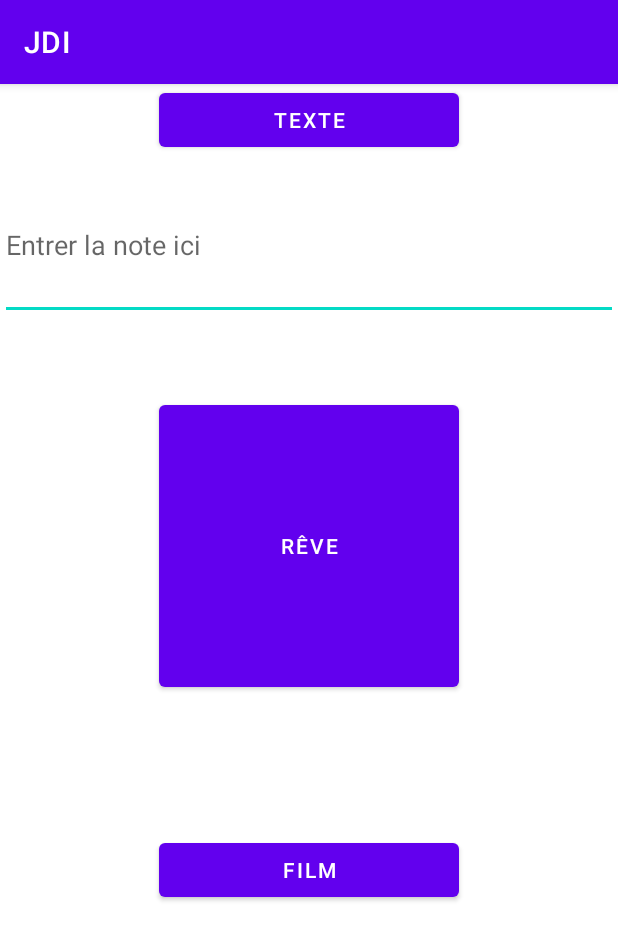
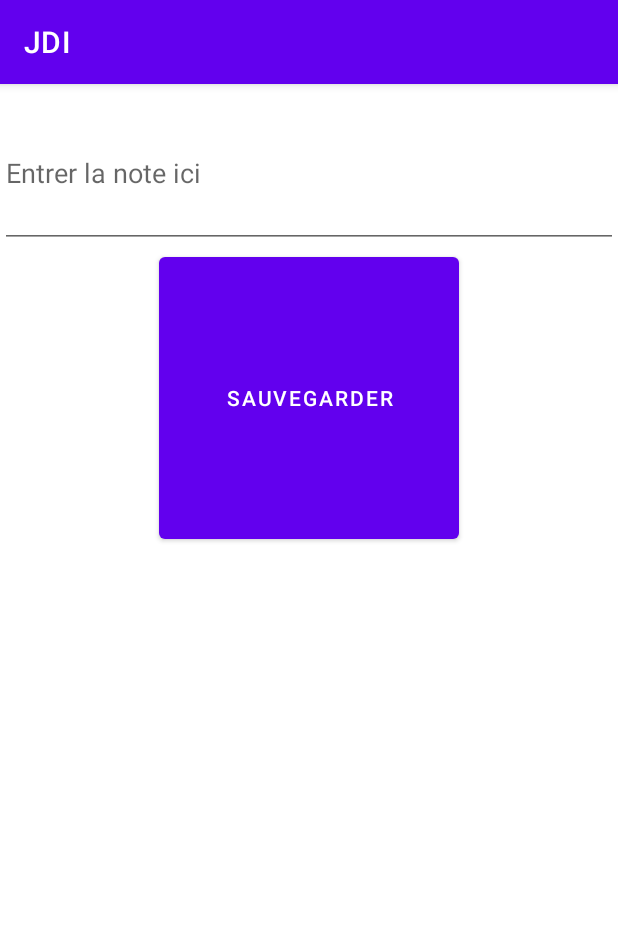
Before and after one commit to Jean-ChristopheGagnon/JDI, an Android app: the fragment SecondFragment shown on its own in the app's theme, after a tap on "TEXTE", on a phone screen of 412 x 824 dp. Shown: the top 940 px of the screen. Run offline under Robolectric (Android 15) with nearby library versions, the phone set to English and light mode, and no system bars; network calls fail.

Commit message:
cliquer sur une categorie nous ammene sur un nouveau fragment, le bouton precedent est fonctionnel, implementation de la categorie predefinie reves

```diff
--- /dev/null
+++ b/app/src/main/java/com/example/jdi/CatTextFragment.kt
@@ -0,0 +1,41 @@
+package com.example.jdi
+
+import android.content.Context
+import android.os.Bundle
+import android.view.LayoutInflater
+import android.view.View
+import android.view.ViewGroup
+import android.widget.Button
+import android.widget.EditText
+import android.widget.TextView
+import androidx.fragment.app.Fragment
+import java.io.File
+
+class CatTextFragment : Fragment() {
+    lateinit var et_text : EditText
+    lateinit var btn_save_cat_text: Button
+
+    override fun onCreateView(inflater: LayoutInflater, container: ViewGroup?, savedInstanceState: Bundle?): View? {
+
+        val view: View = inflater!!.inflate(R.layout.fragment_cat_text, container, false)
+
+
+
+        btn_save_cat_text = view.findViewById(R.id.btn_save_cat_text)
+        btn_save_cat_text.setOnClickListener {
+
+        }
+
+
+
+        return view
+    }
+
+    fun saveUserInput(note: String) {
+        context?.openFileOutput("noteFile.txt", Context.MODE_PRIVATE).use {
+            if (it != null) {
+                it.write(note.toByteArray())
+            }
+        }
+    }
+}
--- /dev/null
+++ b/app/src/main/java/com/example/jdi/CategoriesFragment.kt
@@ -0,0 +1,39 @@
+package com.example.jdi
+
+import android.os.Bundle
+import android.view.LayoutInflater
+import android.view.View
+import android.view.ViewGroup
+import android.widget.Button
+import androidx.fragment.app.Fragment
+
+class CategoriesFragment : Fragment() {
+
+    lateinit var btn_cat_text : Button
+    lateinit var btn_cat_dream : Button
+    override fun onCreateView(inflater: LayoutInflater, container: ViewGroup?, savedInstanceState: Bundle?): View? {
+
+        val view: View = inflater!!.inflate(R.layout.fragment_categories, container, false)
+
+
+
+        btn_cat_text = view.findViewById(R.id.btn_cat_text)
+        btn_cat_text.setOnClickListener {
+            loadCatFragment(CatTextFragment(), view)
+        }
+
+        btn_cat_dream = view.findViewById(R.id.btn_cat_dream)
+        btn_cat_dream.setOnClickListener {
+            loadCatFragment(CatDreamFragment(), view)
+        }
+
+
+
+        return view
+    }
+
+    fun loadCatFragment(fragment : Fragment, view : View){
+        val tag = "back"
+        parentFragmentManager.beginTransaction().replace(R.id.form_container, fragment, tag).addToBackStack(tag).commit()
+    }
+}
--- a/app/src/main/java/com/example/jdi/SecondFragment.kt
+++ b/app/src/main/java/com/example/jdi/SecondFragment.kt
@@ -9,36 +9,24 @@ import android.view.ViewGroup
 import android.view.View
 import android.widget.Button
 import android.widget.EditText
+import android.widget.FrameLayout
+import android.widget.RelativeLayout
+import androidx.fragment.app.FragmentManager
 import java.util.*
 
 class SecondFragment : Fragment() {
 
 
     lateinit var btn_cat_text : Button;
-    lateinit var et_text : EditText;
 
     // inflate the layout
     override fun onCreateView(inflater: LayoutInflater, container: ViewGroup?, savedInstanceState: Bundle?): View? {
 
         val view: View = inflater!!.inflate(R.layout.fragment_second, container, false)
 
-        et_text = view.findViewById(R.id.et_text)
-
-        btn_cat_text = view.findViewById(R.id.btn_cat_text)
-        btn_cat_text.setOnClickListener {
-            saveUserInput(et_text.text.toString())
-        }
-
-
+        parentFragmentManager.beginTransaction().replace(R.id.form_container, CategoriesFragment(), tag).commit()
 
         return view
     }
 
-    fun saveUserInput(note: String) {
-        context?.openFileOutput("noteFile.txt", Context.MODE_PRIVATE).use {
-            if (it != null) {
-                it.write(note.toByteArray())
-            }
-        }
-    }
 }
--- a/app/src/main/res/layout/activity_main.xml
+++ b/app/src/main/res/layout/activity_main.xml
@@ -43,4 +43,6 @@
 
     </androidx.viewpager.widget.ViewPager>
 
+
+
 </androidx.constraintlayout.widget.ConstraintLayout>
--- /dev/null
+++ b/app/src/main/res/layout/fragment_cat_text.xml
@@ -0,0 +1,26 @@
+<?xml version="1.0" encoding="utf-8"?>
+<RelativeLayout xmlns:android="http://schemas.android.com/apk/res/android"
+   xmlns:tools="http://schemas.android.com/tools"
+   android:layout_width="match_parent"
+   android:layout_height="match_parent"
+   tools:context=".CatTextFragment">
+
+    <EditText
+        android:id="@+id/et_text"
+        android:layout_width="match_parent"
+        android:layout_height="wrap_content"
+        android:layout_marginTop="9dp"
+        android:hint="Entrer la note ici"
+        android:minHeight="100dp" />
+
+    <Button
+        android:id="@+id/btn_save_cat_text"
+        android:layout_width="200dp"
+        android:layout_height="200dp"
+        android:layout_below="@id/et_text"
+        android:layout_centerInParent="true"
+        android:layout_marginTop="0sp"
+        android:layout_marginBottom="24sp"
+        android:text="Sauvegarder" />
+
+</RelativeLayout>
--- a/app/src/main/res/layout/fragment_second.xml
+++ b/app/src/main/res/layout/fragment_second.xml
@@ -3,44 +3,11 @@
    xmlns:tools="http://schemas.android.com/tools"
    android:layout_width="match_parent"
    android:layout_height="match_parent"
-   tools:context=".SecondFragment">
+   tools:context=".SecondFragment"
+   android:id="@+id/form_container">
 
-   <Button
-       android:id="@+id/btn_cat_text"
-       android:layout_width="200dp"
-       android:layout_height="wrap_content"
-       android:layout_centerHorizontal="true"
-       android:text="Texte" />
 
-   <Button
-       android:id="@+id/btn_cat_movie"
-       android:layout_width="200dp"
-       android:layout_height="wrap_content"
-       android:layout_below="@id/btn_cat_text"
-       android:layout_centerVertical="true"
-       android:layout_marginTop="452dp"
-       android:layout_centerHorizontal="true"
-       android:text="Film" />
 
-   <Button
-       android:id="@+id/btn_cat_dream"
-       android:layout_width="200dp"
-       android:layout_height="200dp"
-       android:layout_below="@id/btn_cat_movie"
-       android:layout_centerVertical="true"
-       android:layout_marginTop="-340dp"
-       android:layout_marginBottom="24sp"
-       android:layout_centerHorizontal="true"
-       android:text="Rêve" />
 
-    <EditText
-        android:id="@+id/et_text"
-        android:layout_width="match_parent"
-        android:layout_height="wrap_content"
-        android:layout_below="@id/btn_cat_text"
-        android:layout_centerHorizontal="true"
-        android:layout_marginTop="9dp"
-        android:hint="Entrer la note ici"
-        android:minHeight="100dp" />
 
 </RelativeLayout>
```
Also changed, not shown: app/src/main/java/com/example/jdi/CatDreamFragment.java (added, +24 -0 lines), app/src/main/res/layout/fragment_cat_dream.xml (added, +34 -0 lines), app/src/main/res/layout/fragment_categories.xml (added, +40 -0 lines).
